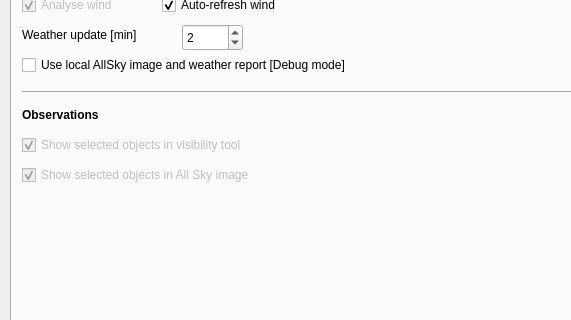
Qt form design.ui (vbonvin/POUET) before a commit; both pictures show x 0 to 571 and y 232 to 552 of the 1368 by 826 pixel window.
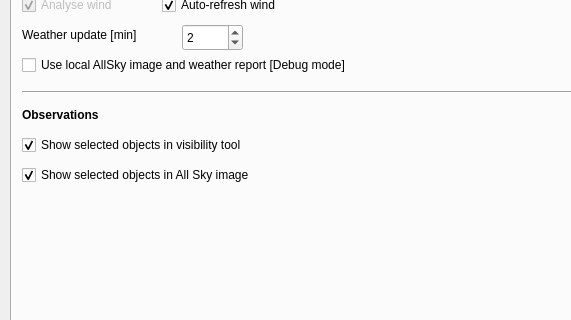
The same form after that commit. The open tabs and pages were chosen to show the change.

Commit message: added options in config to not plot in every fig

```diff
--- a/design.ui
+++ b/design.ui
@@ -1616,7 +1616,7 @@
     </widget>
     <widget class="QCheckBox" name="config_show_obs_visibility">
      <property name="enabled">
-      <bool>false</bool>
+      <bool>true</bool>
      </property>
      <property name="geometry">
       <rect>
@@ -1635,7 +1635,7 @@
     </widget>
     <widget class="QCheckBox" name="config_show_obs_allsky">
      <property name="enabled">
-      <bool>false</bool>
+      <bool>true</bool>
      </property>
      <property name="geometry">
       <rect>
```
Left out of the diff: 6 changed lines with no effect on the pictures. The commit also changes 1 other file.
